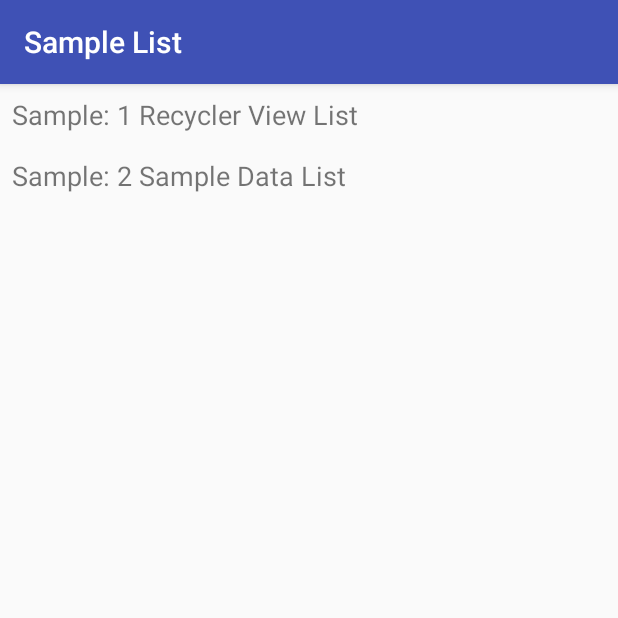
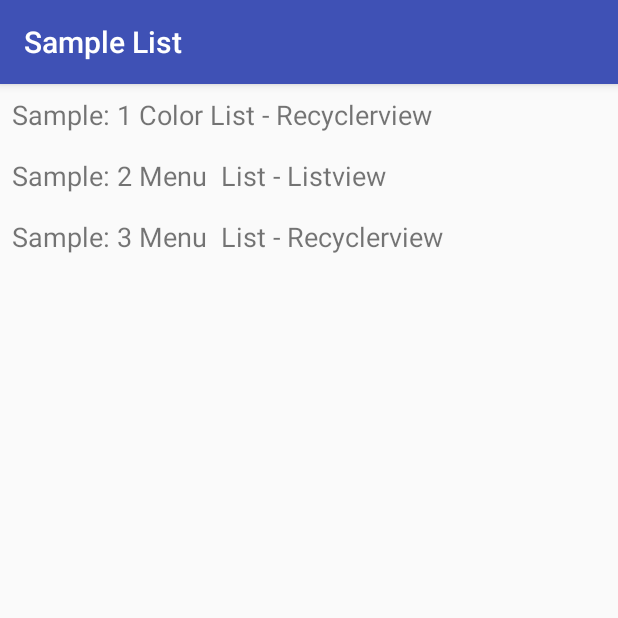
Before and after one commit to patelprashant/RxNdroid, an Android app: the screen it shows after launch (MainActivity), on a phone screen of 412 x 824 dp, the top half of it. Run offline under Robolectric (Android 15) with nearby library versions, the phone set to English and light mode, and no system bars.

Commit message:
Added new sample for Recyclerview

```diff
--- a/app/src/main/AndroidManifest.xml
+++ b/app/src/main/AndroidManifest.xml
@@ -18,6 +18,7 @@
         </activity>
         <activity android:name=".Sample1Activity" />
         <activity android:name=".Sample2Activity" />
+        <activity android:name=".Sample3Activity"></activity>
     </application>
 
 </manifest>
--- a/app/src/main/java/com/practice/android/rxndroid/MainActivity.java
+++ b/app/src/main/java/com/practice/android/rxndroid/MainActivity.java
@@ -30,8 +30,9 @@ public class MainActivity extends AppCompatActivity {
     private static List<SampleActivityWithName> getSampleList() {
         List<SampleActivityWithName> sampleActivityWithNames = new ArrayList<>();
 
-        sampleActivityWithNames.add(new SampleActivityWithName(Sample1Activity.class, "Sample: 1 Recycler View List"));
-        sampleActivityWithNames.add(new SampleActivityWithName(Sample2Activity.class, "Sample: 2 Sample Data List"));
+        sampleActivityWithNames.add(new SampleActivityWithName(Sample1Activity.class, "Sample: 1 Color List - Recyclerview"));
+        sampleActivityWithNames.add(new SampleActivityWithName(Sample2Activity.class, "Sample: 2 Menu  List - Listview"));
+        sampleActivityWithNames.add(new SampleActivityWithName(Sample3Activity.class, "Sample: 3 Menu  List - Recyclerview"));
 
         return sampleActivityWithNames;
     }
```
Also changed, not shown: app/src/main/java/com/practice/android/rxndroid/Sample3Activity.java (added, +13 -0 lines), app/src/main/res/layout/activity_sample3.xml (added, +13 -0 lines).
